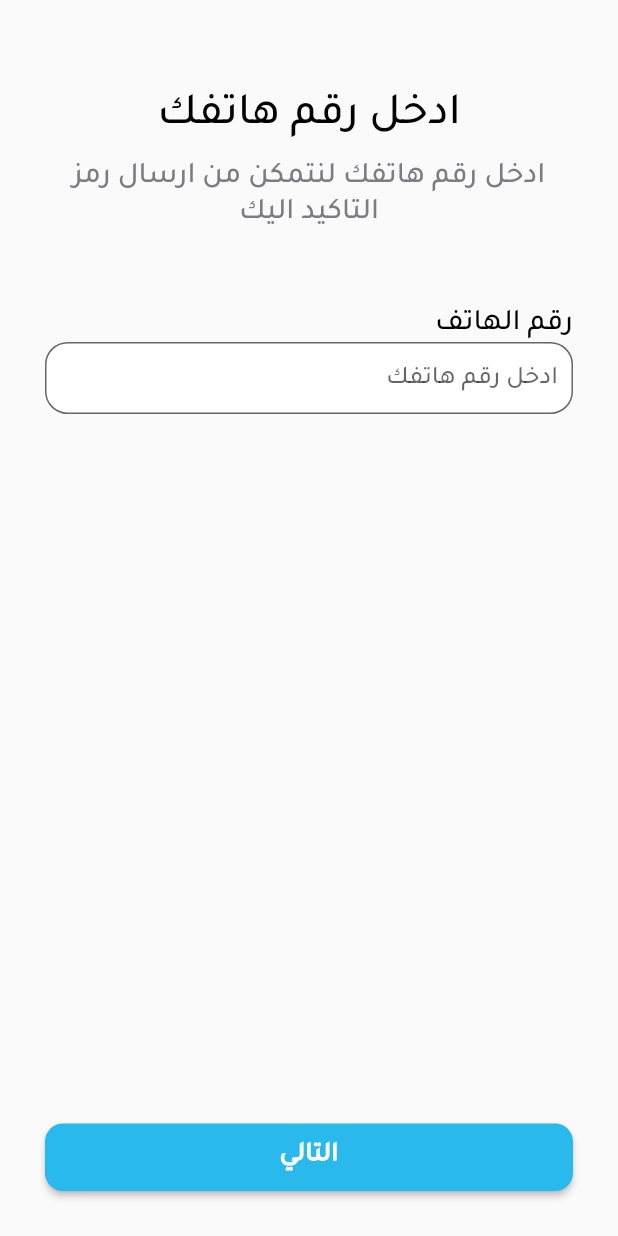
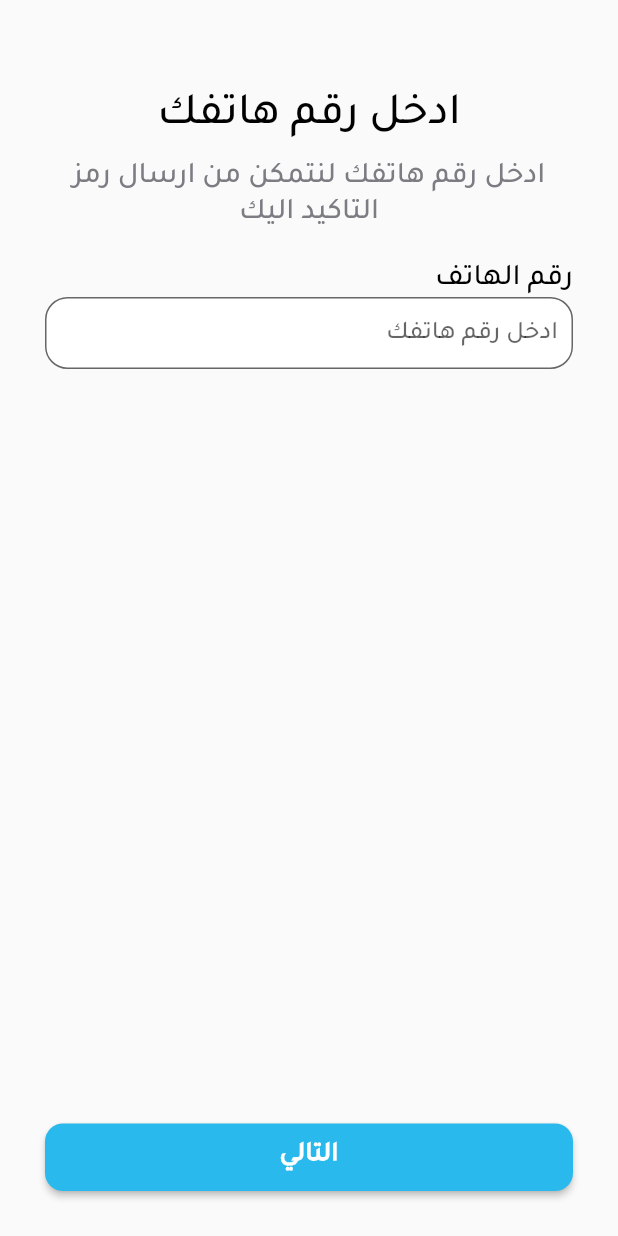
Before and after one commit to Mostafa-Osman/lost_app, a Flutter app: the PhoneNumberScreen screen opened directly, on a phone screen of 412 x 824 dp. Run offline on Flutter 3.47's test engine with Material 2 defaults, Android fonts, the light colour scheme and no system bars; our stand-ins replace flutter_bloc, flutter_svg, flutter_switch, hexcolor, image_picker, lottie and 3 more.

Commit message:
no commit

```diff
--- a/lib/modules/login/ui/enter_phone_number.dart
+++ b/lib/modules/login/ui/enter_phone_number.dart
@@ -33,8 +33,8 @@ class PhoneNumberScreen extends StatelessWidget {
                   fontSize: 20.0,
                   textColor: lightGrey,
                 ),
-                // Sized Box with height 50
-                SizedBox(height: 50),
+                // Sized Box with height 20
+                SizedBox(height: 20),
                 //  text (phone number)
                 Container(
                   alignment: Alignment.topRight,
```
